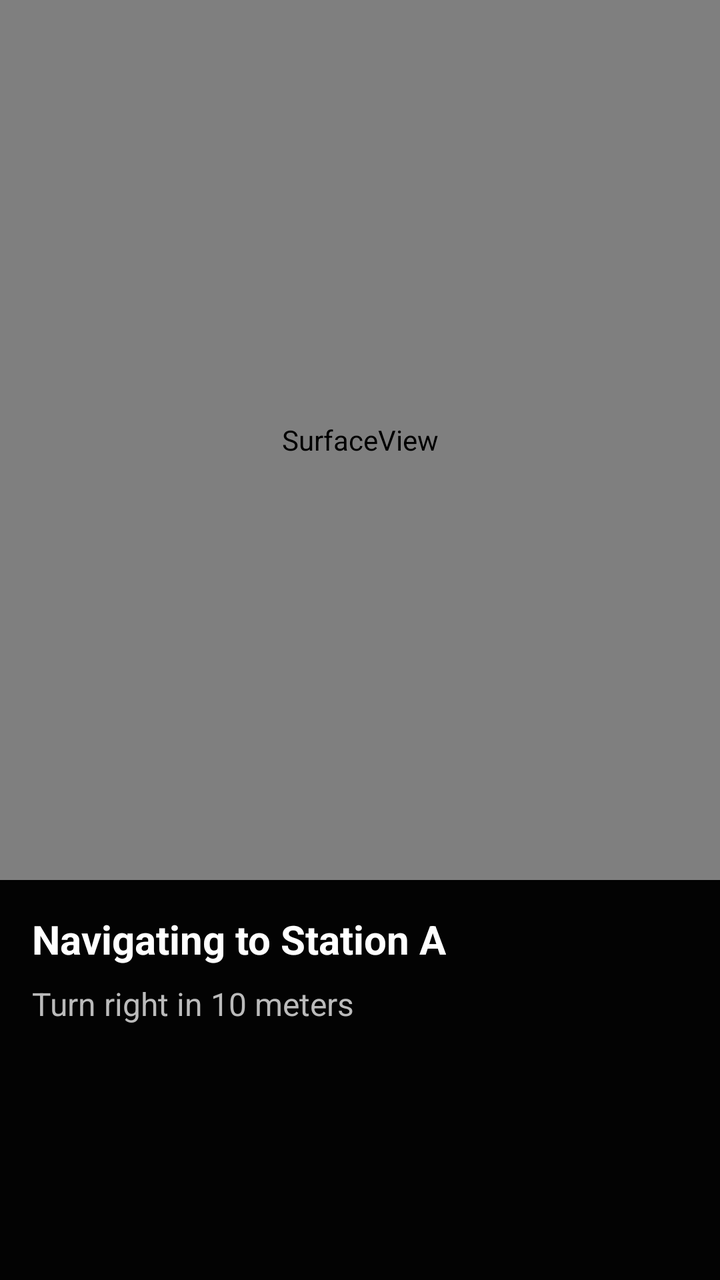
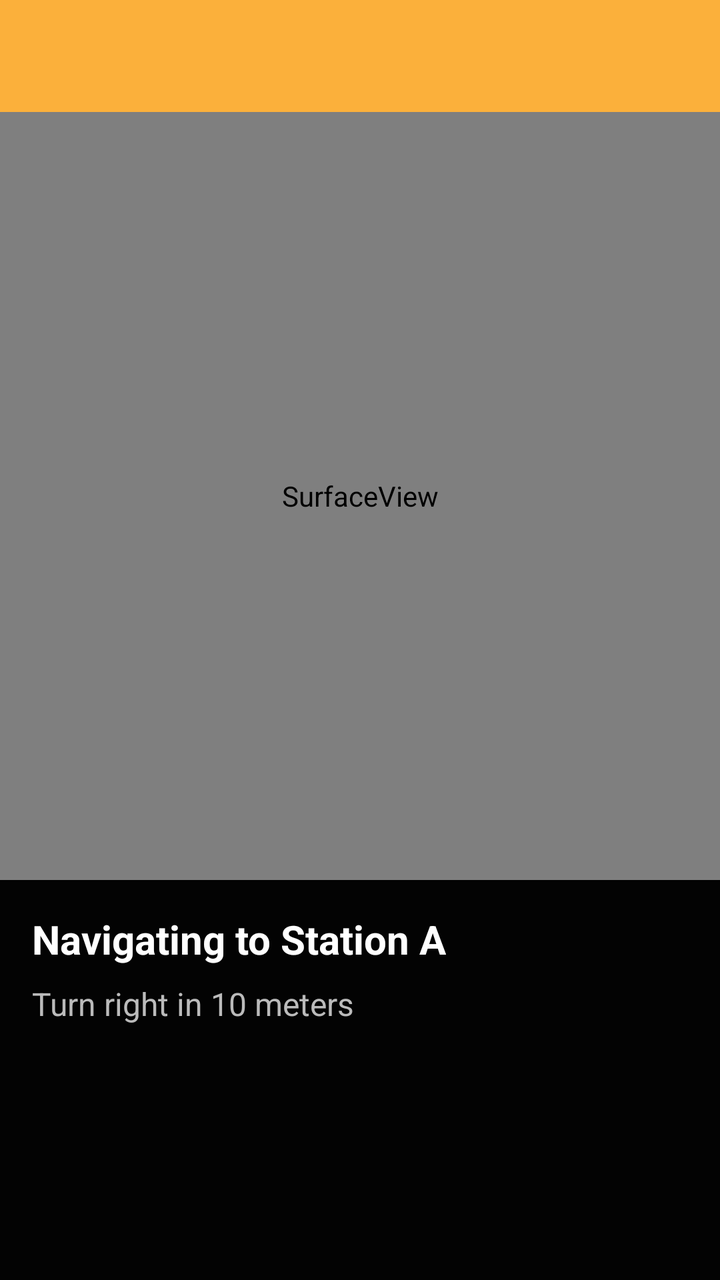

Compare the two renders of this Android layout. The source of the first and the diff that turns it into the second are given below.
<!-- AndroidManifest.xml: application theme Theme.Manzil -->
<!-- res/layout/activity_navigation.xml -->
<?xml version="1.0" encoding="utf-8"?>
<androidx.constraintlayout.widget.ConstraintLayout
    xmlns:android="http://schemas.android.com/apk/res/android"
    xmlns:app="http://schemas.android.com/apk/res-auto"
    android:layout_width="match_parent"
    android:layout_height="match_parent"
    android:background="#101010">

    
    <SurfaceView
        android:id="@+id/arSurfaceView"
        android:layout_width="match_parent"
        android:layout_height="0dp"
        app:layout_constraintTop_toTopOf="parent"
        app:layout_constraintBottom_toTopOf="@id/navigationPanel"
        android:visibility="visible" />

    
    <LinearLayout
        android:id="@+id/navigationPanel"
        android:layout_width="match_parent"
        android:layout_height="200dp"
        android:orientation="vertical"
        android:padding="16dp"
        android:background="#CC000000"
        app:layout_constraintBottom_toBottomOf="parent">

        <TextView
            android:id="@+id/navigationTitle"
            android:layout_width="wrap_content"
            android:layout_height="wrap_content"
            android:text="Navigating to Station A"
            android:textColor="#FFFFFF"
            android:textSize="20sp"
            android:textStyle="bold" />

        <TextView
            android:id="@+id/stepInstruction"
            android:layout_width="wrap_content"
            android:layout_height="wrap_content"
            android:text="Turn right in 10 meters"
            android:textColor="#BBBBBB"
            android:textSize="16sp"
            android:layout_marginTop="8dp" />

        <ProgressBar
            android:id="@+id/navigationProgress"
            android:layout_width="match_parent"
            android:layout_height="wrap_content"
            style="?android:attr/progressBarStyleHorizontal"
            android:progressTint="#fbb03b"
            android:layout_marginTop="16dp" />
    </LinearLayout>
</androidx.constraintlayout.widget.ConstraintLayout>
<!-- resources referenced by this layout -->
<resources>
  <style name="Theme.Manzil" parent="Theme.MaterialComponents.DayNight.DarkActionBar">
          
          <item name="colorPrimary">@color/purple_500</item>
          <item name="colorPrimaryVariant">@color/purple_700</item>
          <item name="colorOnPrimary">@color/white</item>
          
          <item name="colorSecondary">@color/teal_200</item>
          <item name="colorSecondaryVariant">@color/teal_700</item>
          <item name="colorOnSecondary">@color/black</item>
          
          <item name="android:statusBarColor" tools:targetApi="21">?attr/colorPrimaryVariant</item>
          
      </style>
  <color name="purple_500">#FF6200EE</color>
  <color name="purple_700">#FF3700B3</color>
  <color name="white">#FFFFFFFF</color>
  <color name="teal_200">#FF03DAC5</color>
  <color name="teal_700">#FF018786</color>
  <color name="black">#FF000000</color>
</resources>

<!-- the commit's change to res/layout/activity_navigation.xml (unified diff, before → after) -->
@@ -1,54 +1,82 @@
 <?xml version="1.0" encoding="utf-8"?>
-<androidx.constraintlayout.widget.ConstraintLayout
-    xmlns:android="http://schemas.android.com/apk/res/android"
+<androidx.drawerlayout.widget.DrawerLayout xmlns:android="http://schemas.android.com/apk/res/android"
     xmlns:app="http://schemas.android.com/apk/res-auto"
+    android:id="@+id/drawer_layout"
     android:layout_width="match_parent"
     android:layout_height="match_parent"
     android:background="#101010">
 
     
-    <SurfaceView
-        android:id="@+id/arSurfaceView"
+    <androidx.constraintlayout.widget.ConstraintLayout
         android:layout_width="match_parent"
-        android:layout_height="0dp"
-        app:layout_constraintTop_toTopOf="parent"
-        app:layout_constraintBottom_toTopOf="@id/navigationPanel"
-        android:visibility="visible" />
+        android:layout_height="match_parent">
+
+        
+        <androidx.appcompat.widget.Toolbar
+            android:id="@+id/toolbar"
+            android:layout_width="match_parent"
+            android:layout_height="?attr/actionBarSize"
+            android:background="#fbb03b"
+            android:theme="@style/ThemeOverlay.AppCompat.Dark.ActionBar"
+            app:layout_constraintTop_toTopOf="parent" />
+
+        
+        <SurfaceView
+            android:id="@+id/arSurfaceView"
+            android:layout_width="match_parent"
+            android:layout_height="0dp"
+            app:layout_constraintTop_toBottomOf="@id/toolbar"
+            app:layout_constraintBottom_toTopOf="@id/navigationPanel"
+            android:visibility="visible" />
+
+        
+        <LinearLayout
+            android:id="@+id/navigationPanel"
+            android:layout_width="match_parent"
+            android:layout_height="200dp"
+            android:orientation="vertical"
+            android:padding="16dp"
+            android:background="#CC000000"
+            app:layout_constraintBottom_toBottomOf="parent">
+
+            <TextView
+                android:id="@+id/navigationTitle"
+                android:layout_width="wrap_content"
+                android:layout_height="wrap_content"
+                android:text="Navigating to Station A"
+                android:textColor="#FFFFFF"
+                android:textSize="20sp"
+                android:textStyle="bold" />
+
+            <TextView
+                android:id="@+id/stepInstruction"
+                android:layout_width="wrap_content"
+                android:layout_height="wrap_content"
+                android:text="Turn right in 10 meters"
+                android:textColor="#BBBBBB"
+                android:textSize="16sp"
+                android:layout_marginTop="8dp" />
+
+            <ProgressBar
+                android:id="@+id/navigationProgress"
+                android:layout_width="match_parent"
+                android:layout_height="wrap_content"
+                style="?android:attr/progressBarStyleHorizontal"
+                android:progressTint="#fbb03b"
+                android:layout_marginTop="16dp" />
+        </LinearLayout>
+
+    </androidx.constraintlayout.widget.ConstraintLayout>
 
     
-    <LinearLayout
-        android:id="@+id/navigationPanel"
-        android:layout_width="match_parent"
-        android:layout_height="200dp"
-        android:orientation="vertical"
-        android:padding="16dp"
-        android:background="#CC000000"
-        app:layout_constraintBottom_toBottomOf="parent">
+    <com.google.android.material.navigation.NavigationView
+        android:id="@+id/nav_view"
+        android:layout_width="wrap_content"
+        android:layout_height="match_parent"
+        android:layout_gravity="start"
+        android:background="#202020"
+        app:itemTextColor="@android:color/white"
+        app:itemIconTint="@android:color/white"
+        app:menu="@menu/drawer_menu" />
 
-        <TextView
-            android:id="@+id/navigationTitle"
-            android:layout_width="wrap_content"
-            android:layout_height="wrap_content"
-            android:text="Navigating to Station A"
-            android:textColor="#FFFFFF"
-            android:textSize="20sp"
-            android:textStyle="bold" />
-
-        <TextView
-            android:id="@+id/stepInstruction"
-            android:layout_width="wrap_content"
-            android:layout_height="wrap_content"
-            android:text="Turn right in 10 meters"
-            android:textColor="#BBBBBB"
-            android:textSize="16sp"
-            android:layout_marginTop="8dp" />
-
-        <ProgressBar
-            android:id="@+id/navigationProgress"
-            android:layout_width="match_parent"
-            android:layout_height="wrap_content"
-            style="?android:attr/progressBarStyleHorizontal"
-            android:progressTint="#fbb03b"
-            android:layout_marginTop="16dp" />
-    </LinearLayout>
-</androidx.constraintlayout.widget.ConstraintLayout>
+</androidx.drawerlayout.widget.DrawerLayout>
